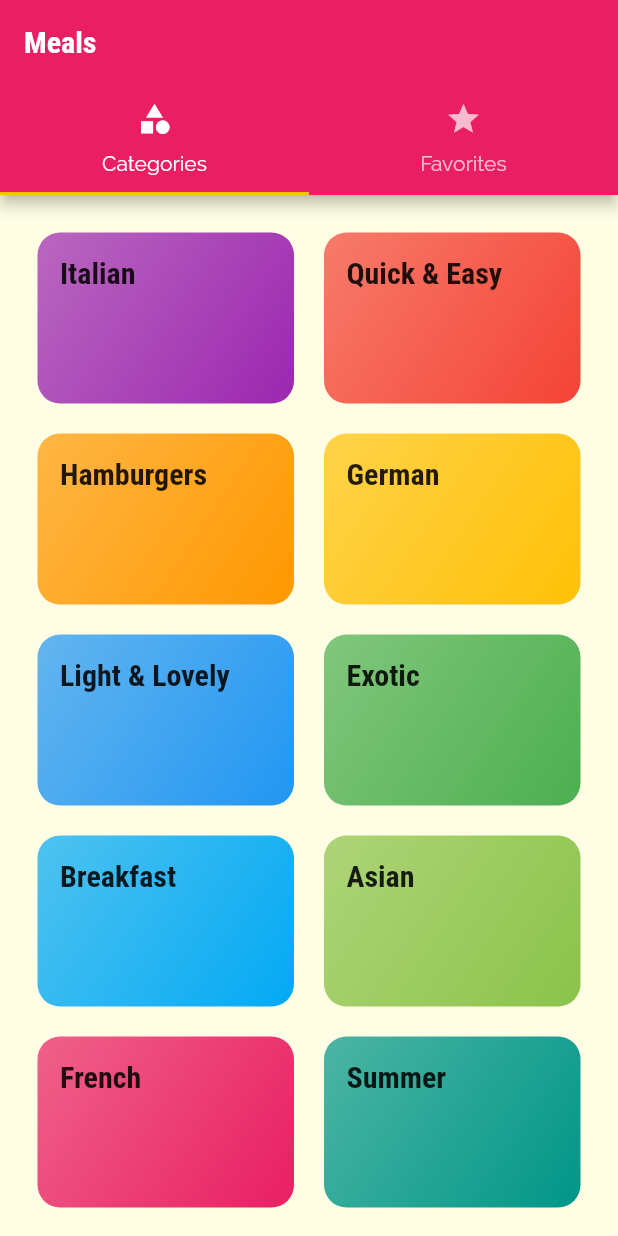
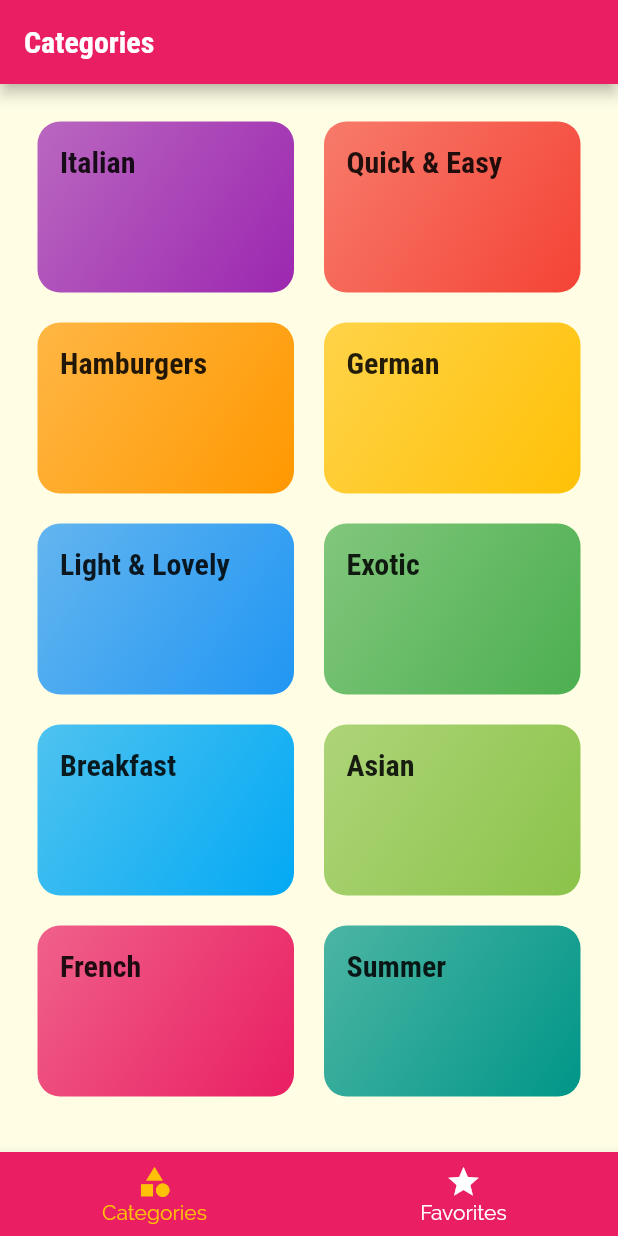
Before and after one commit to mahdibouaziz/flutter_meal_app, a Flutter app: the screen it shows after launch, on a phone screen of 412 x 824 dp. Run offline on Flutter 3.47's test engine with Material 2 defaults, Android fonts, the phone set to English and light mode, and no system bars.

```diff
--- a/lib/screens/tabs_screen.dart
+++ b/lib/screens/tabs_screen.dart
@@ -10,30 +10,45 @@ class TabsScreen extends StatefulWidget {
 }
 
 class _TabsScreenState extends State<TabsScreen> {
+  final List<Map<String, dynamic>> pages = [
+    {'page': const CategoriesScreen(), 'title': "Categories"},
+    {'page': const FavoritesScreen(), 'title': "Favorites"}
+  ];
+
+  int selectedPageIndex = 0;
+
+  void selectPage(int index) {
+    setState(() {
+      selectedPageIndex = index;
+    });
+  }
+
   @override
   Widget build(BuildContext context) {
-    return DefaultTabController(
-      child: Scaffold(
-        appBar: AppBar(
-          title: const Text("Meals"),
-          bottom: TabBar(
-            tabs: const [
-              Tab(
-                icon: Icon(Icons.category),
-                text: 'Categories',
-              ),
-              Tab(
-                icon: Icon(Icons.star),
-                text: 'Favorites',
-              ),
-            ],
-            indicatorColor: Theme.of(context).colorScheme.secondary,
+    return Scaffold(
+      appBar: AppBar(
+        title: Text(pages[selectedPageIndex]['title']),
+      ),
+      body: pages[selectedPageIndex]['page'],
+      bottomNavigationBar: BottomNavigationBar(
+        onTap: (index) => selectPage(index),
+        backgroundColor: Theme.of(context).colorScheme.primary,
+        unselectedItemColor: Colors.white,
+        selectedItemColor: Theme.of(context).colorScheme.secondary,
+        selectedFontSize: 14,
+        unselectedFontSize: 14,
+        currentIndex: selectedPageIndex,
+        items: const [
+          BottomNavigationBarItem(
+            icon: Icon(Icons.category),
+            label: "Categories",
           ),
-        ),
-        body:
-            const TabBarView(children: [CategoriesScreen(), FavoritesScreen()]),
+          BottomNavigationBarItem(
+            icon: Icon(Icons.star),
+            label: "Favorites",
+          ),
+        ],
       ),
-      length: 2,
     );
   }
 }
```
